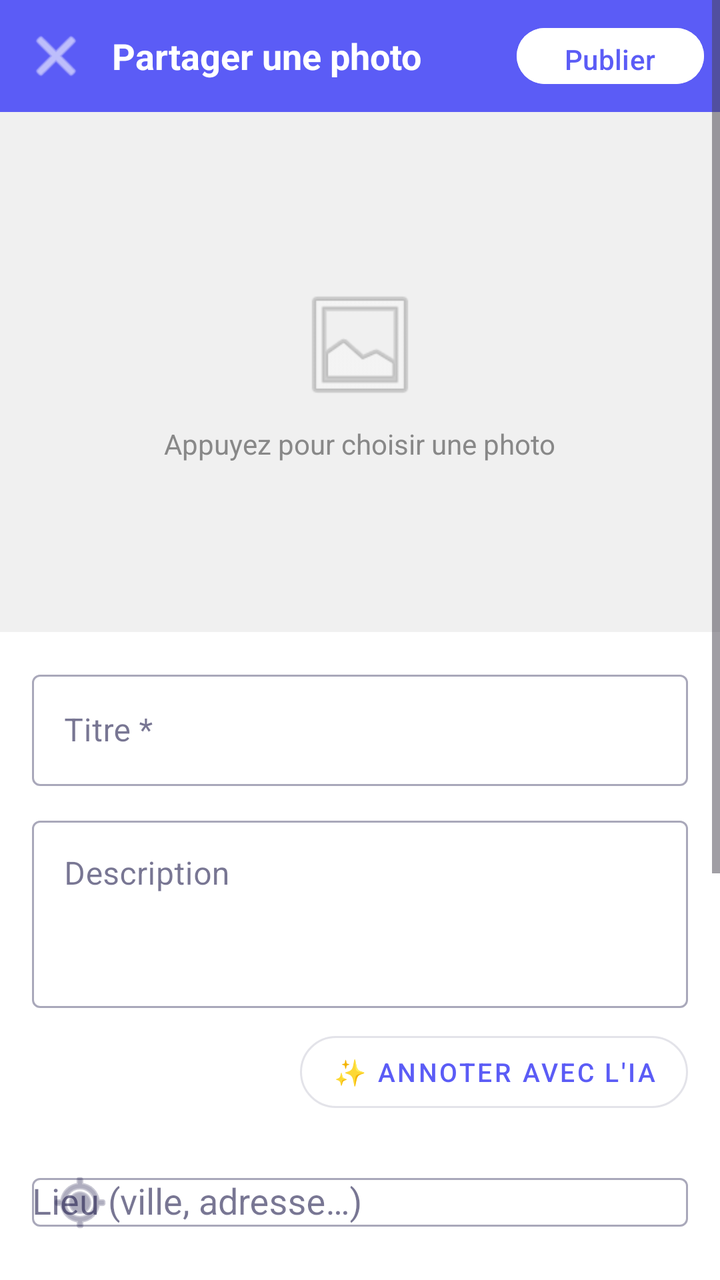
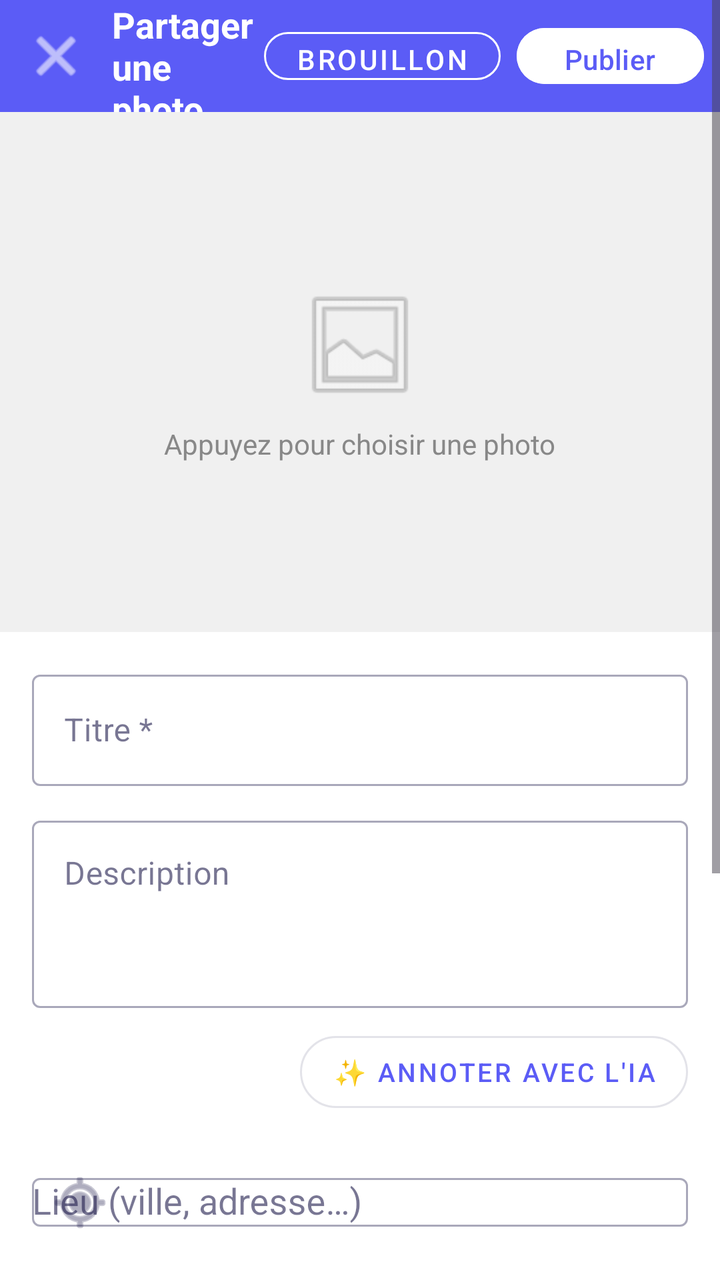

Before-and-after screenshots of an Android layout around one commit, followed by the original layout XML and the change that was made.
<!-- AndroidManifest.xml: application theme Theme.Traveling -->
<!-- res/layout/fragment_share_photo.xml -->
<?xml version="1.0" encoding="utf-8"?>
<ScrollView xmlns:android="http://schemas.android.com/apk/res/android"
    xmlns:app="http://schemas.android.com/apk/res-auto"
    android:layout_width="match_parent"
    android:layout_height="match_parent"
    android:background="@android:color/white">

    <LinearLayout
        android:layout_width="match_parent"
        android:layout_height="wrap_content"
        android:orientation="vertical">

        
        <LinearLayout
            android:layout_width="match_parent"
            android:layout_height="56dp"
            android:orientation="horizontal"
            android:gravity="center_vertical"
            android:paddingHorizontal="8dp"
            android:background="?attr/colorPrimary">

            <ImageButton
                android:id="@+id/btn_back"
                android:layout_width="40dp"
                android:layout_height="40dp"
                android:src="@android:drawable/ic_menu_close_clear_cancel"
                android:background="?attr/selectableItemBackgroundBorderless"
                android:tint="@android:color/white"
                android:contentDescription="Retour" />

            <TextView
                android:layout_width="0dp"
                android:layout_height="wrap_content"
                android:layout_weight="1"
                android:layout_marginStart="8dp"
                android:text="Partager une photo"
                android:textSize="18sp"
                android:textStyle="bold"
                android:textColor="@android:color/white" />

            <com.google.android.material.button.MaterialButton
                android:id="@+id/btn_publish"
                android:layout_width="wrap_content"
                android:layout_height="36dp"
                android:text="Publier"
                android:textSize="14sp"
                android:backgroundTint="@android:color/white"
                android:textColor="?attr/colorPrimary"
                app:cornerRadius="18dp" />

        </LinearLayout>

        
        <FrameLayout
            android:id="@+id/photo_picker_zone"
            android:layout_width="match_parent"
            android:layout_height="260dp"
            android:background="#F0F0F0"
            android:clickable="true"
            android:focusable="true">

            <androidx.viewpager2.widget.ViewPager2
                android:id="@+id/vp_preview"
                android:layout_width="match_parent"
                android:layout_height="match_parent"
                android:visibility="gone" />

            
            <LinearLayout
                android:id="@+id/create_dots_indicator"
                android:layout_width="wrap_content"
                android:layout_height="wrap_content"
                android:layout_gravity="bottom|center_horizontal"
                android:layout_marginBottom="10dp"
                android:orientation="horizontal"
                android:gravity="center_vertical"
                android:visibility="gone" />

            
            <TextView
                android:id="@+id/tv_photo_count"
                android:layout_width="wrap_content"
                android:layout_height="wrap_content"
                android:layout_gravity="top|end"
                android:layout_margin="10dp"
                android:textColor="@android:color/white"
                android:textSize="12sp"
                android:background="@drawable/bg_dark_circle"
                android:paddingHorizontal="8dp"
                android:paddingVertical="3dp"
                android:visibility="gone" />

            <LinearLayout
                android:id="@+id/pick_placeholder"
                android:layout_width="wrap_content"
                android:layout_height="wrap_content"
                android:layout_gravity="center"
                android:orientation="vertical"
                android:gravity="center">

                <ImageView
                    android:layout_width="64dp"
                    android:layout_height="64dp"
                    android:src="@android:drawable/ic_menu_gallery"
                    android:alpha="0.4" />

                <TextView
                    android:layout_width="wrap_content"
                    android:layout_height="wrap_content"
                    android:layout_marginTop="8dp"
                    android:text="Appuyez pour choisir une photo"
                    android:textColor="#888888"
                    android:textSize="14sp" />

            </LinearLayout>

        </FrameLayout>

        
        <LinearLayout
            android:id="@+id/layout_thumbnails_section"
            android:layout_width="match_parent"
            android:layout_height="wrap_content"
            android:orientation="vertical"
            android:background="#F8F8F8"
            android:paddingHorizontal="12dp"
            android:paddingTop="8dp"
            android:paddingBottom="4dp"
            android:visibility="gone">

            <LinearLayout
                android:layout_width="match_parent"
                android:layout_height="wrap_content"
                android:orientation="horizontal"
                android:gravity="center_vertical"
                android:layout_marginBottom="8dp">

                <TextView
                    android:id="@+id/tv_image_count"
                    android:layout_width="0dp"
                    android:layout_height="wrap_content"
                    android:layout_weight="1"
                    android:textSize="13sp"
                    android:textColor="#666666" />

                <com.google.android.material.button.MaterialButton
                    android:id="@+id/btn_add_photo"
                    android:layout_width="wrap_content"
                    android:layout_height="32dp"
                    android:text="+ Ajouter"
                    android:textSize="12sp"
                    style="@style/Widget.MaterialComponents.Button.OutlinedButton"
                    app:cornerRadius="16dp" />

            </LinearLayout>

            <androidx.recyclerview.widget.RecyclerView
                android:id="@+id/rv_thumbnails"
                android:layout_width="match_parent"
                android:layout_height="88dp"
                android:orientation="horizontal"
                android:clipToPadding="false" />

        </LinearLayout>

        
        <LinearLayout
            android:layout_width="match_parent"
            android:layout_height="wrap_content"
            android:orientation="vertical"
            android:padding="16dp">

            
            <com.google.android.material.textfield.TextInputLayout
                android:layout_width="match_parent"
                android:layout_height="wrap_content"
                android:layout_marginBottom="12dp"
                android:hint="Titre *"
                style="@style/Widget.MaterialComponents.TextInputLayout.OutlinedBox">

                <com.google.android.material.textfield.TextInputEditText
                    android:id="@+id/et_title"
                    android:layout_width="match_parent"
                    android:layout_height="wrap_content"
                    android:inputType="textCapSentences"
                    android:maxLength="80"
                    android:imeOptions="actionNext" />

            </com.google.android.material.textfield.TextInputLayout>

            
            <com.google.android.material.textfield.TextInputLayout
                android:layout_width="match_parent"
                android:layout_height="wrap_content"
                android:layout_marginBottom="8dp"
                android:hint="Description"
                style="@style/Widget.MaterialComponents.TextInputLayout.OutlinedBox">

                <com.google.android.material.textfield.TextInputEditText
                    android:id="@+id/et_description"
                    android:layout_width="match_parent"
                    android:layout_height="wrap_content"
                    android:inputType="textMultiLine|textCapSentences"
                    android:minLines="3"
                    android:maxLines="6"
                    android:gravity="top" />

            </com.google.android.material.textfield.TextInputLayout>

            
            <com.google.android.material.button.MaterialButton
                android:id="@+id/btn_ai_annotate"
                android:layout_width="wrap_content"
                android:layout_height="wrap_content"
                android:layout_gravity="end"
                android:layout_marginBottom="12dp"
                android:text="✨ Annoter avec l'IA"
                android:textSize="13sp"
                style="@style/Widget.MaterialComponents.Button.OutlinedButton"
                app:cornerRadius="20dp" />

            
            <com.google.android.material.textfield.TextInputLayout
                android:layout_width="match_parent"
                android:layout_height="wrap_content"
                android:layout_marginBottom="16dp"
                android:hint="Lieu (ville, adresse…)"
                style="@style/Widget.MaterialComponents.TextInputLayout.OutlinedBox"
                app:startIconDrawable="@android:drawable/ic_menu_mylocation">

                <AutoCompleteTextView
                    android:id="@+id/et_location"
                    android:layout_width="match_parent"
                    android:layout_height="wrap_content"
                    android:inputType="textCapWords"
                    android:imeOptions="actionDone"
                    android:completionThreshold="2" />

            </com.google.android.material.textfield.TextInputLayout>

            
            <TextView
                android:layout_width="wrap_content"
                android:layout_height="wrap_content"
                android:text="Type de lieu"
                android:textSize="14sp"
                android:textColor="@android:color/darker_gray"
                android:layout_marginBottom="8dp" />

            <com.google.android.material.chip.ChipGroup
                android:id="@+id/chip_group_type"
                android:layout_width="match_parent"
                android:layout_height="wrap_content"
                android:layout_marginBottom="16dp"
                app:singleSelection="true"
                app:selectionRequired="false">

                <com.google.android.material.chip.Chip
                    android:id="@+id/chip_nature"
                    android:layout_width="wrap_content"
                    android:layout_height="wrap_content"
                    android:text="Nature"
                    style="@style/Widget.MaterialComponents.Chip.Filter" />

                <com.google.android.material.chip.Chip
                    android:id="@+id/chip_musee"
                    android:layout_width="wrap_content"
                    android:layout_height="wrap_content"
                    android:text="Musée"
                    style="@style/Widget.MaterialComponents.Chip.Filter" />

                <com.google.android.material.chip.Chip
                    android:id="@+id/chip_rue"
                    android:layout_width="wrap_content"
                    android:layout_height="wrap_content"
                    android:text="Rue / Architecture"
                    style="@style/Widget.MaterialComponents.Chip.Filter" />

                <com.google.android.material.chip.Chip
                    android:id="@+id/chip_restaurant"
                    android:layout_width="wrap_content"
                    android:layout_height="wrap_content"
                    android:text="Restaurant"
                    style="@style/Widget.MaterialComponents.Chip.Filter" />

                <com.google.android.material.chip.Chip
                    android:id="@+id/chip_autre"
                    android:layout_width="wrap_content"
                    android:layout_height="wrap_content"
                    android:text="Autre"
                    style="@style/Widget.MaterialComponents.Chip.Filter" />

            </com.google.android.material.chip.ChipGroup>

            
            <LinearLayout
                android:layout_width="match_parent"
                android:layout_height="wrap_content"
                android:orientation="horizontal"
                android:gravity="center_vertical"
                android:layout_marginBottom="16dp">

                <TextView
                    android:layout_width="0dp"
                    android:layout_height="wrap_content"
                    android:layout_weight="1"
                    android:text="Publication publique"
                    android:textSize="15sp" />

                <com.google.android.material.switchmaterial.SwitchMaterial
                    android:id="@+id/switch_public"
                    android:layout_width="wrap_content"
                    android:layout_height="wrap_content"
                    android:checked="true" />

            </LinearLayout>

            
            <TextView
                android:layout_width="wrap_content"
                android:layout_height="wrap_content"
                android:text="Partager aussi dans mes groupes"
                android:textSize="15sp"
                android:textColor="@android:color/black"
                android:layout_marginBottom="8dp" />

            <LinearLayout
                android:id="@+id/layout_group_checkboxes"
                android:layout_width="match_parent"
                android:layout_height="wrap_content"
                android:orientation="vertical"
                android:layout_marginBottom="24dp">

                <TextView
                    android:id="@+id/tv_no_groups"
                    android:layout_width="wrap_content"
                    android:layout_height="wrap_content"
                    android:text="Chargement des groupes..."
                    android:textColor="#999999"
                    android:textSize="13sp" />

            </LinearLayout>

        </LinearLayout>

    </LinearLayout>
</ScrollView>
<!-- resources referenced by this layout -->
<resources>
  <!-- drawable bg_dark_circle (drawable) -->
  <?xml version="1.0" encoding="utf-8"?>
  <shape xmlns:android="http://schemas.android.com/apk/res/android"
      android:shape="oval">
      <solid android:color="#99000000" />
  </shape>
  <style name="Theme.Traveling" parent="Base.Theme.Traveling" />
  <style name="Base.Theme.Traveling" parent="Theme.Material3.DayNight.NoActionBar">
          <item name="colorPrimary">@color/colorPrimary</item>
          <item name="colorOnPrimary">@color/white</item>
          <item name="colorPrimaryContainer">@color/colorPrimaryLight</item>
          <item name="colorOnPrimaryContainer">@color/colorPrimaryDark</item>
          <item name="android:colorBackground">@color/colorBackground</item>
          <item name="colorSurface">@color/colorSurface</item>
          <item name="colorOnSurface">@color/colorTextPrimary</item>
          <item name="colorError">@color/colorError</item>
          <item name="android:statusBarColor">@color/colorPrimaryDark</item>
          <item name="android:navigationBarColor">@color/colorSurface</item>
      </style>
  <color name="colorPrimary">#FF5B5CF6</color>
  <color name="white">#FFFFFFFF</color>
  <color name="colorPrimaryLight">#FFEEF2FF</color>
  <color name="colorPrimaryDark">#FF4338CA</color>
  <color name="colorBackground">#FFF5F5FF</color>
  <color name="colorSurface">#FFFFFFFF</color>
  <color name="colorTextPrimary">#FF1E1B4B</color>
  <color name="colorError">#FFEF4444</color>
</resources>

<!-- the commit's change to res/layout/fragment_share_photo.xml (unified diff, before → after) -->
@@ -37,6 +37,18 @@
                 android:textSize="18sp"
                 android:textStyle="bold"
                 android:textColor="@android:color/white" />
+
+            <com.google.android.material.button.MaterialButton
+                android:id="@+id/btn_draft"
+                android:layout_width="wrap_content"
+                android:layout_height="36dp"
+                android:layout_marginEnd="8dp"
+                android:text="Brouillon"
+                android:textSize="14sp"
+                style="@style/Widget.MaterialComponents.Button.OutlinedButton"
+                app:strokeColor="@android:color/white"
+                android:textColor="@android:color/white"
+                app:cornerRadius="18dp" />
 
             <com.google.android.material.button.MaterialButton
                 android:id="@+id/btn_publish"
